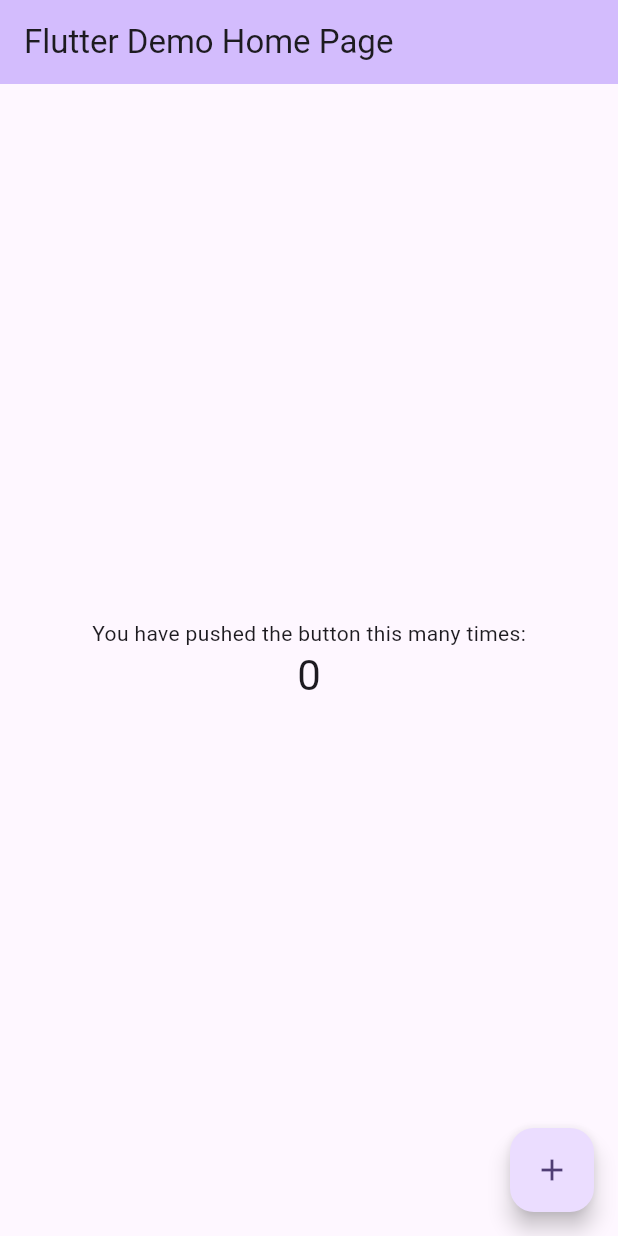
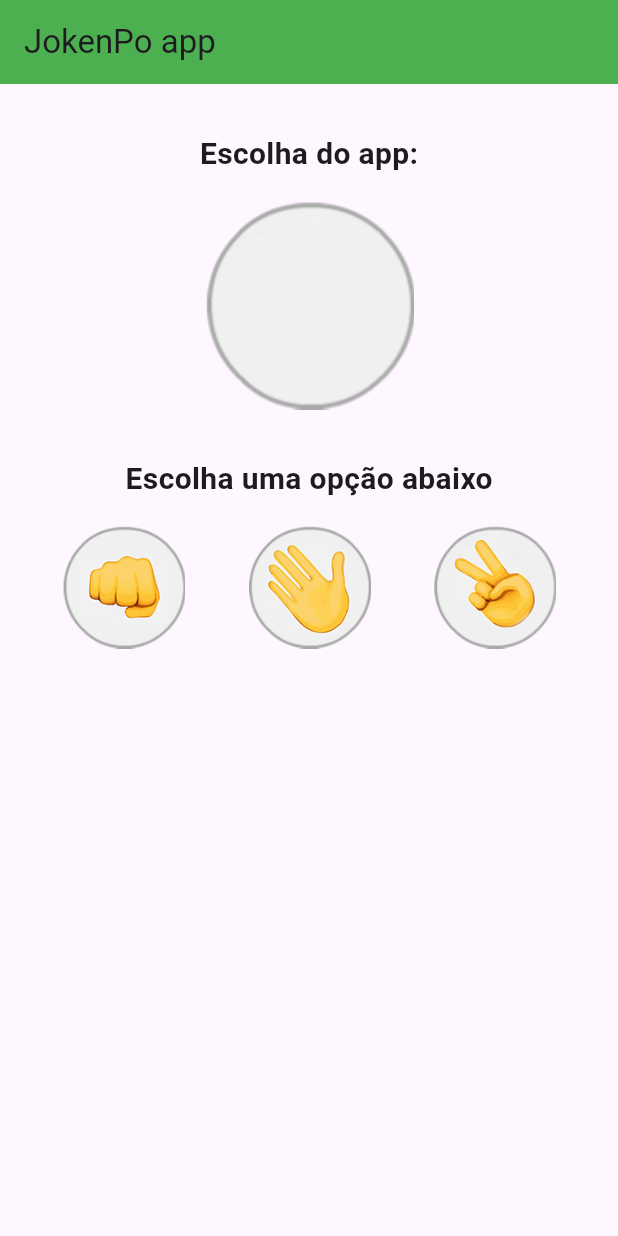
Before and after one commit to thiagothg/curso_flutter, a Flutter app: the screen it shows after launch, on a phone screen of 412 x 824 dp. Run offline on Flutter 3.47's test engine with Material 3 defaults, Android fonts, the light colour scheme and no system bars.

Commit message:
JokenPo app

```diff
--- a/lib/main.dart
+++ b/lib/main.dart
@@ -1,3 +1,4 @@
+import 'package:app_curso/src/HomePage.dart';
 import 'package:flutter/material.dart';
 
 void main() {
@@ -13,113 +14,11 @@
     return MaterialApp(
       title: 'Flutter Demo',
       theme: ThemeData(
-        // This is the theme of your application.
-        //
-        // TRY THIS: Try running your application with "flutter run". You'll see
-        // the application has a purple toolbar. Then, without quitting the app,
-        // try changing the seedColor in the colorScheme below to Colors.green
-        // and then invoke "hot reload" (save your changes or press the "hot
-        // reload" button in a Flutter-supported IDE, or press "r" if you used
-        // the command line to start the app).
-        //
-        // Notice that the counter didn't reset back to zero; the application
-        // state is not lost during the reload. To reset the state, use hot
-        // restart instead.
-        //
-        // This works for code too, not just values: Most code changes can be
-        // tested with just a hot reload.
         colorScheme: ColorScheme.fromSeed(seedColor: Colors.deepPurple),
         useMaterial3: true,
       ),
-      home: const MyHomePage(title: 'Flutter Demo Home Page'),
+      debugShowCheckedModeBanner: false,
+      home: const HomePage(),
     );
   }
 }
-
-class MyHomePage extends StatefulWidget {
-  const MyHomePage({super.key, required this.title});
-
-  // This widget is the home page of your application. It is stateful, meaning
-  // that it has a State object (defined below) that contains fields that affect
-  // how it looks.
-
-  // This class is the configuration for the state. It holds the values (in this
-  // case the title) provided by the parent (in this case the App widget) and
-  // used by the build method of the State. Fields in a Widget subclass are
-  // always marked "final".
-
-  final String title;
-
-  @override
-  State<MyHomePage> createState() => _MyHomePageState();
-}
-
-class _MyHomePageState extends State<MyHomePage> {
-  int _counter = 0;
-
-  void _incrementCounter() {
-    setState(() {
-      // This call to setState tells the Flutter framework that something has
-      // changed in this State, which causes it to rerun the build method below
-      // so that the display can reflect the updated values. If we changed
-      // _counter without calling setState(), then the build method would not be
-      // called again, and so nothing would appear to happen.
-      _counter++;
-    });
-  }
-
-  @override
-  Widget build(BuildContext context) {
-    // This method is rerun every time setState is called, for instance as done
-    // by the _incrementCounter method above.
-    //
-    // The Flutter framework has been optimized to make rerunning build methods
-    // fast, so that you can just rebuild anything that needs updating rather
-    // than having to individually change instances of widgets.
-    return Scaffold(
-      appBar: AppBar(
-        // TRY THIS: Try changing the color here to a specific color (to
-        // Colors.amber, perhaps?) and trigger a hot reload to see the AppBar
-        // change color while the other colors stay the same.
-        backgroundColor: Theme.of(context).colorScheme.inversePrimary,
-        // Here we take the value from the MyHomePage object that was created by
-        // the App.build method, and use it to set our appbar title.
-        title: Text(widget.title),
-      ),
-      body: Center(
-        // Center is a layout widget. It takes a single child and positions it
-        // in the middle of the parent.
-        child: Column(
-          // Column is also a layout widget. It takes a list of children and
-          // arranges them vertically. By default, it sizes itself to fit its
-          // children horizontally, and tries to be as tall as its parent.
-          //
-          // Column has various properties to control how it sizes itself and
-          // how it positions its children. Here we use mainAxisAlignment to
-          // center the children vertically; the main axis here is the vertical
-          // axis because Columns are vertical (the cross axis would be
-          // horizontal).
-          //
-          // TRY THIS: Invoke "debug painting" (choose the "Toggle Debug Paint"
-          // action in the IDE, or press "p" in the console), to see the
-          // wireframe for each widget.
-          mainAxisAlignment: MainAxisAlignment.center,
-          children: <Widget>[
-            const Text(
-              'You have pushed the button this many times:',
-            ),
-            Text(
-              '$_counter',
-              style: Theme.of(context).textTheme.headlineMedium,
-            ),
-          ],
-        ),
-      ),
-      floatingActionButton: FloatingActionButton(
-        onPressed: _incrementCounter,
-        tooltip: 'Increment',
-        child: const Icon(Icons.add),
-      ), // This trailing comma makes auto-formatting nicer for build methods.
-    );
-  }
-}
--- /dev/null
+++ b/lib/src/HomePage.dart
@@ -0,0 +1,92 @@
+import 'package:flutter/material.dart';
+import 'dart:math';
+
+class HomePage extends StatefulWidget {
+  const HomePage({super.key});
+
+  @override
+  State<HomePage> createState() => _HomePageState();
+}
+
+class _HomePageState extends State<HomePage> {
+  var _imageApp = const AssetImage("assets/images/padrao.png");
+  var _message = "Escolha uma opção abaixo";
+
+  void _play(String action) {
+    var options = ["papel", "tesoura", "pedra"];
+    var numero = Random().nextInt(3);
+    var chooseApp = options[numero];
+
+    _imageApp = AssetImage("assets/images/${options[numero]}.png");
+
+    //validação do ganhador
+    if (action == "pedra" && chooseApp == "tesoura" ||
+        action == "tesoura" && chooseApp == "papel" ||
+        action == "papel" && chooseApp == "pedra") {
+      _message = "Você ganhou!";
+    } else if (chooseApp == "pedra" && action == "tesoura" ||
+        chooseApp == "tesoura" && action == "papel" ||
+        chooseApp == "papel" && action == "pedra") {
+      _message = "Você perdou !";
+    } else {
+      _message = "Empate!";
+    }
+    setState(() {});
+  }
+
+  @override
+  Widget build(BuildContext context) {
+    return Scaffold(
+      appBar: AppBar(
+        title: const Text("JokenPo app"),
+        backgroundColor: Colors.green,
+      ),
+      body: Column(
+        crossAxisAlignment: CrossAxisAlignment.center,
+        children: [
+          const Padding(
+            padding: EdgeInsets.only(top: 32, bottom: 16),
+            child: Text(
+              "Escolha do app:",
+              style: TextStyle(fontSize: 20, fontWeight: FontWeight.bold),
+            ),
+          ),
+          Image(image: _imageApp),
+          Padding(
+            padding: const EdgeInsets.only(top: 32, bottom: 16),
+            child: Text(
+              _message,
+              style: const TextStyle(fontSize: 20, fontWeight: FontWeight.bold),
+            ),
+          ),
+          Row(
+            mainAxisAlignment: MainAxisAlignment.spaceEvenly,
+            children: [
+              GestureDetector(
+                onTap: () => _play('pedra'),
+                child: Image.asset(
+                  "assets/images/pedra.png",
+                  height: MediaQuery.of(context).size.width * .2,
+                ),
+              ),
+              GestureDetector(
+                onTap: () => _play('papel'),
+                child: Image.asset(
+                  "assets/images/papel.png",
+                  height: MediaQuery.of(context).size.width * .2,
+                ),
+              ),
+              GestureDetector(
+                onTap: () => _play('tesoura'),
+                child: Image.asset(
+                  "assets/images/tesoura.png",
+                  height: MediaQuery.of(context).size.width * .2,
+                ),
+              ),
+            ],
+          )
+        ],
+      ),
+    );
+  }
+}
```
Also changed, not shown: pubspec.yaml (+7 -6 lines), assets/images/logo.png (added), assets/images/padrao.png (added), assets/images/papel.png (added), assets/images/pedra.png (added), assets/images/tesoura.png (added).
